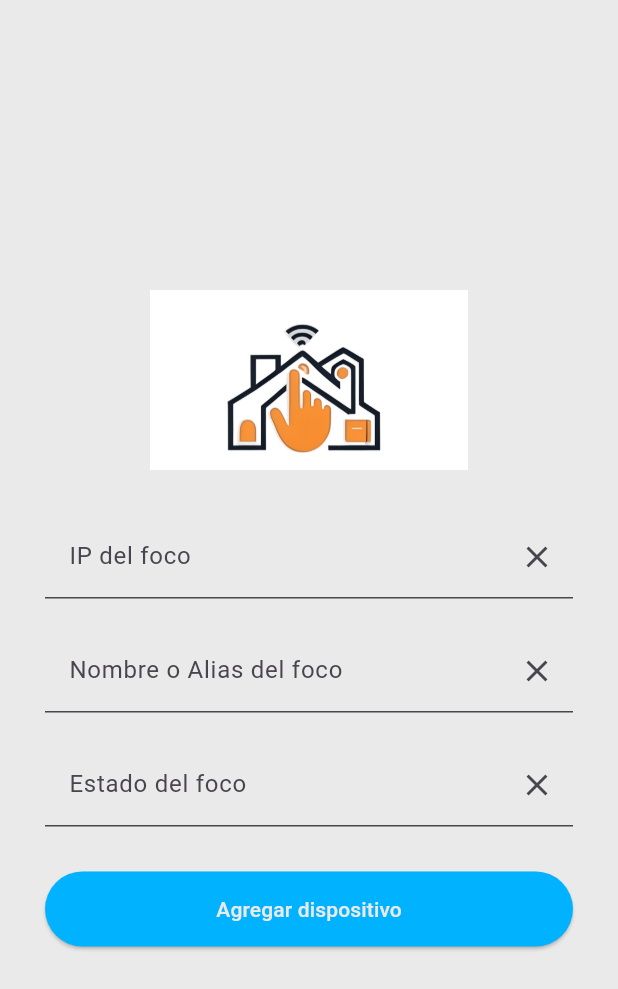
After one commit to Forajido24/Home, a Flutter app: the AgregarScreen screen opened by its route, after a tap on "Agregar dispositivo", on a phone screen of 412 x 824 dp. The commit adds this screen. Shown: the top 989 px of the screen. Run offline on Flutter 3.47's test engine with Material 3 defaults, Android fonts, the phone set to English and light mode, and no system bars; our stand-ins replace firebase_auth, firebase_core, geolocator; accounts and stored records are empty.

Commit message:
Arreglo boton agregar foco, y modifcacion de home

```diff
--- a/lib/routes/file_routes.dart
+++ b/lib/routes/file_routes.dart
@@ -1,6 +1,7 @@
 
 
 import 'package:flutter/material.dart';
+import 'package:hestek_v01/screens/agregar_foco_screen.dart';
 import 'package:hestek_v01/screens/focos_screen.dart';
 import 'package:hestek_v01/screens/home_screen.dart';
 import 'package:hestek_v01/screens/login_screen.dart';
@@ -13,12 +14,14 @@ class FileRoutes {
   static const register = "/register";
   static const home= "/home";
   static const focos= "/focos";
+  static const agregar="/agregar";
 
   static Map<String, WidgetBuilder> routes={
     splash: (context)=> Splash(),
     login: (context)=> LoginScreen(),
     register: (context)=> RegisterScreen(),
     home: (context)=> Inicio(),
-    focos: (context)=> FocosScreen()
+    focos: (context)=> FocosScreen(),
+    agregar: (context)=> AgregarScreen(),
   };
 }
--- /dev/null
+++ b/lib/screens/agregar_foco_screen.dart
@@ -0,0 +1,101 @@
+import 'package:flutter/material.dart';
+//import 'home_screen.dart';
+//import '../services/auth_service_register.dart';
+//+import '../routes/file_routes.dart';
+
+class AgregarScreen extends StatefulWidget {
+  const AgregarScreen({super.key});
+
+  @override
+  State<AgregarScreen> createState() => _AgregarScreenState();
+}
+
+class _AgregarScreenState extends State<AgregarScreen> {
+  //final usernameController = TextEditingController();
+  final focoIpController = TextEditingController();
+  final nombreController = TextEditingController();
+  final estadoController = TextEditingController();
+
+  void _registerFoco() {
+    if (
+      //usernameController.text.isNotEmpty &&
+        focoIpController.text.isNotEmpty &&
+        nombreController.text.isNotEmpty &&
+        estadoController.text.isNotEmpty) {
+      //agregar funcion
+    } else {
+      //agregar funcion
+    }
+  }
+
+  Widget buildTextField({
+    required String label,
+    required TextEditingController controller,
+    bool isPassword = false,
+  }) {
+    return Padding(
+      padding: const EdgeInsets.symmetric(vertical: 10),
+      child: TextField(
+        controller: controller,
+        obscureText: isPassword,
+        decoration: InputDecoration(
+          filled: true,
+          fillColor: const Color(0xFFEAEAEA),
+          labelText: label,
+          suffixIcon: IconButton(
+            icon: const Icon(Icons.clear),
+            onPressed: () => controller.clear(),
+          ),
+          border: const UnderlineInputBorder(),
+        ),
+      ),
+    );
+  }
+
+  @override
+  Widget build(BuildContext context) {
+    return Scaffold(
+      backgroundColor: const Color(0xFFEAEAEA),
+      body: Center(
+        child: SingleChildScrollView(
+          padding: const EdgeInsets.symmetric(horizontal: 30),
+          child: Column(
+            mainAxisAlignment: MainAxisAlignment.center,
+            children: [
+              Image.asset('assets/logo.png', height: 120),
+              const SizedBox(height: 20),
+              //buildTextField(label: 'User', controller: usernameController),
+              buildTextField(label: 'IP del foco', controller: focoIpController),
+              buildTextField(
+                label: 'Nombre o Alias del foco',
+                controller: nombreController,
+                isPassword: true,
+              ),
+              buildTextField(
+                label: 'Estado del foco',
+                controller: estadoController,
+                isPassword: true,
+              ),
+              const SizedBox(height: 20),
+              SizedBox(
+                width: double.infinity,
+                child: ElevatedButton(
+                  onPressed: _registerFoco,
+                  style: ElevatedButton.styleFrom(
+                    backgroundColor: const Color(0xFF00B2FF),
+                    foregroundColor: const Color(0xFFEAEAEA),
+                    padding: const EdgeInsets.symmetric(vertical: 15),
+                    shape: RoundedRectangleBorder(
+                      borderRadius: BorderRadius.circular(30),
+                    ),
+                  ),
+                  child: const Text('Agregar dispositivo'),
+                ),
+              ),
+            ],
+          ),
+        ),
+      ),
+    );
+  }
+}
--- a/lib/screens/home_screen.dart
+++ b/lib/screens/home_screen.dart
@@ -1,5 +1,7 @@
 import 'package:flutter/material.dart';
 import '../widgets/clima.dart';
+
+
 
 void main() {
   runApp(const MyApp());
--- a/lib/widgets/clima.dart
+++ b/lib/widgets/clima.dart
@@ -2,6 +2,7 @@ import 'package:flutter/material.dart';
 import 'dart:convert';
 import 'package:http/http.dart' as http;
 import 'package:geolocator/geolocator.dart';
+import '../widgets/focos.dart';
 
 class Avatar extends StatelessWidget {
   const Avatar({super.key});
@@ -291,10 +292,12 @@ class _BarraState extends State<Barra> {
                     encenderFoco(focoEncendido);
                   },
                 ),
+                Barfocos()
               ],
             ],
           ),
         ),
+
       ],
     );
   }
--- a/lib/widgets/focos.dart
+++ b/lib/widgets/focos.dart
@@ -1,4 +1,5 @@
 import 'package:flutter/material.dart';
+import '../routes/file_routes.dart';
 
 class Barfocos extends StatefulWidget {
   const Barfocos({super.key});
@@ -165,7 +166,7 @@ class Agregar extends StatelessWidget {
       child: Padding(
         padding: const EdgeInsets.all(40),
         child: GestureDetector(
-          onTap: onTap,
+          onTap: () => Navigator.pushNamed(context, FileRoutes.agregar),
           child: Container(
             width: size,
             height: size,
```
